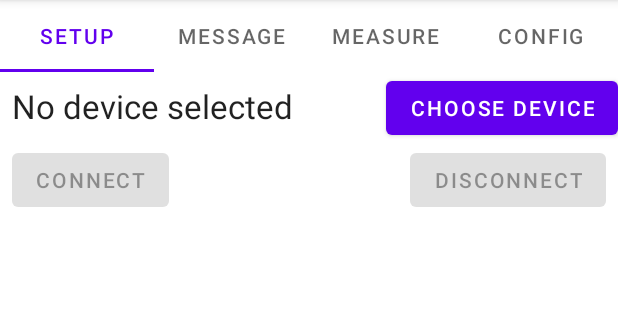
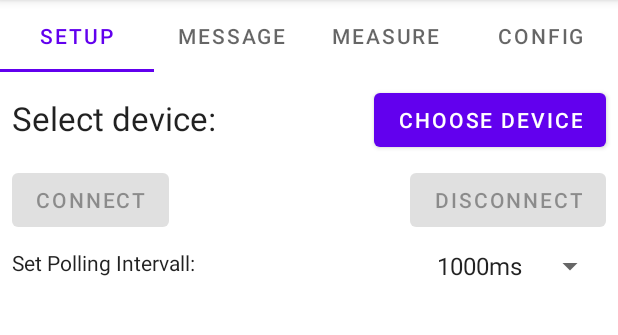
Before and after one commit to TobiasHafner/lora-contester, an Android app: the screen it shows after launch (MainActivity), on a phone screen of 412 x 824 dp, the part 84-419 px from its top. Run offline under Robolectric (Android 15) with nearby library versions, the phone set to English and light mode, and no system bars.

Commit message:
Allow user to change polling rate

```diff
--- a/app/src/main/java/com/example/lorarangelogger/ui/main/MainViewModel.kt
+++ b/app/src/main/java/com/example/lorarangelogger/ui/main/MainViewModel.kt
@@ -37,6 +37,7 @@ class MainViewModel(private val context: Application) : AndroidViewModel(context
     private lateinit var mmOutputStream: OutputStream
     private lateinit var mmInputStream: InputStream
 
+    var pollingInterval = 1000L
     private var stopWorker = true
 
     private val messageLog = mutableListOf<String>()
@@ -119,7 +120,7 @@ class MainViewModel(private val context: Application) : AndroidViewModel(context
         viewModelScope.launch(Dispatchers.IO) {
             while (!stopWorker) {
                 readData()
-                delay(1000)
+                delay(pollingInterval)
             }
         }
     }
--- a/app/src/main/java/com/example/lorarangelogger/ui/tabs/SetupFragment.kt
+++ b/app/src/main/java/com/example/lorarangelogger/ui/tabs/SetupFragment.kt
@@ -5,21 +5,23 @@ import android.app.Activity
 import android.bluetooth.BluetoothAdapter
 import android.bluetooth.BluetoothManager
 import android.content.Context
-import android.content.DialogInterface
 import android.content.Intent
 import android.content.pm.PackageManager
 import android.os.Build
 import android.os.Bundle
 import android.util.Log
-import androidx.fragment.app.Fragment
 import android.view.LayoutInflater
 import android.view.View
 import android.view.ViewGroup
+import android.widget.AdapterView
+import android.widget.ArrayAdapter
 import android.widget.Toast
 import androidx.activity.result.contract.ActivityResultContracts
 import androidx.appcompat.app.AlertDialog
 import androidx.core.app.ActivityCompat
+import androidx.fragment.app.Fragment
 import androidx.fragment.app.activityViewModels
+import com.example.lorarangelogger.R
 import com.example.lorarangelogger.databinding.FragmentSetupBinding
 import com.example.lorarangelogger.ui.main.MainViewModel
 
@@ -101,6 +103,30 @@ class SetupFragment : Fragment() {
             }
         }
 
+        ArrayAdapter.createFromResource(
+            requireContext(),
+            R.array.polling_array,
+            android.R.layout.simple_spinner_item
+        ).also { adapter ->
+            // Specify the layout to use when the list of choices appears
+            adapter.setDropDownViewResource(android.R.layout.simple_spinner_dropdown_item)
+            // Apply the adapter to the spinner
+            binding.spinnerPoll.adapter = adapter
+            binding.spinnerPoll.setSelection(3)
+        }
+        binding.spinnerPoll.setOnItemSelectedListener(object : AdapterView.OnItemSelectedListener {
+            override fun onItemSelected(
+                parentView: AdapterView<*>?,
+                selectedItemView: View?,
+                position: Int,
+                id: Long
+            ) {
+                viewModel.pollingInterval = binding.spinnerPoll.selectedItem.toString().substringBefore("m").toLong()
+                Log.d(TAG, "Changed Polling rate to: ${binding.spinnerPoll.selectedItem}")
+            }
+            override fun onNothingSelected(parentView: AdapterView<*>?) {}
+        })
+
     }
 
     private fun checkBT() {
@@ -134,7 +160,7 @@ class SetupFragment : Fragment() {
         val devName = viewModel.selectedDevice.first
         binding.textDevice.text = if (devName == "") {
             binding.buttonConn.isEnabled = false
-            "No device selected"
+            "Select device:"
         } else {
             binding.buttonConn.isEnabled = true
             devName
--- a/app/src/main/res/layout/fragment_setup.xml
+++ b/app/src/main/res/layout/fragment_setup.xml
@@ -14,18 +14,22 @@
             android:id="@+id/button_device"
             android:layout_width="wrap_content"
             android:layout_height="wrap_content"
+            android:layout_marginTop="8dp"
+            android:layout_marginEnd="8dp"
             android:text="Choose Device"
             app:layout_constraintEnd_toEndOf="parent"
             app:layout_constraintTop_toTopOf="parent" />
 
         <TextView
             android:id="@+id/text_device"
-            android:layout_width="wrap_content"
+            android:layout_width="0dp"
             android:layout_height="wrap_content"
             android:layout_marginStart="8dp"
-            android:layout_marginTop="8dp"
+            android:layout_marginTop="16dp"
+            android:layout_marginEnd="8dp"
             android:text="Device:"
             android:textAppearance="@style/TextAppearance.AppCompat.Large"
+            app:layout_constraintEnd_toStartOf="@+id/button_device"
             app:layout_constraintStart_toStartOf="parent"
             app:layout_constraintTop_toTopOf="parent" />
 
@@ -34,9 +38,10 @@
             android:layout_width="wrap_content"
             android:layout_height="wrap_content"
             android:layout_marginStart="8dp"
+            android:layout_marginTop="16dp"
             android:text="Connect"
             app:layout_constraintStart_toStartOf="parent"
-            app:layout_constraintTop_toBottomOf="@+id/button_device" />
+            app:layout_constraintTop_toBottomOf="@+id/text_device" />
 
         <Button
             android:id="@+id/button_disconnect"
@@ -46,5 +51,24 @@
             android:text="Disconnect"
             app:layout_constraintEnd_toEndOf="parent"
             app:layout_constraintTop_toTopOf="@+id/button_conn" />
+
+        <TextView
+            android:id="@+id/textView10"
+            android:layout_width="wrap_content"
+            android:layout_height="wrap_content"
+            android:layout_marginStart="8dp"
+            android:layout_marginTop="8dp"
+            android:text="Set Polling Intervall:"
+            android:textAppearance="@style/TextAppearance.AppCompat.Body1"
+            app:layout_constraintStart_toStartOf="parent"
+            app:layout_constraintTop_toBottomOf="@+id/button_conn" />
+
+        <Spinner
+            android:id="@+id/spinner_poll"
+            android:layout_width="wrap_content"
+            android:layout_height="wrap_content"
+            android:layout_marginEnd="8dp"
+            app:layout_constraintEnd_toEndOf="parent"
+            app:layout_constraintTop_toTopOf="@+id/textView10" />
     </androidx.constraintlayout.widget.ConstraintLayout>
 </ScrollView>
--- a/app/src/main/res/values/array.xml
+++ b/app/src/main/res/values/array.xml
@@ -32,4 +32,11 @@
         <item>5</item>
         <item>6</item>
     </string-array>
+    <string-array name="polling_array">
+        <item>100ms</item>
+        <item>250ms</item>
+        <item>500ms</item>
+        <item>1000ms</item>
+        <item>2000ms</item>
+    </string-array>
 </resources>
```
